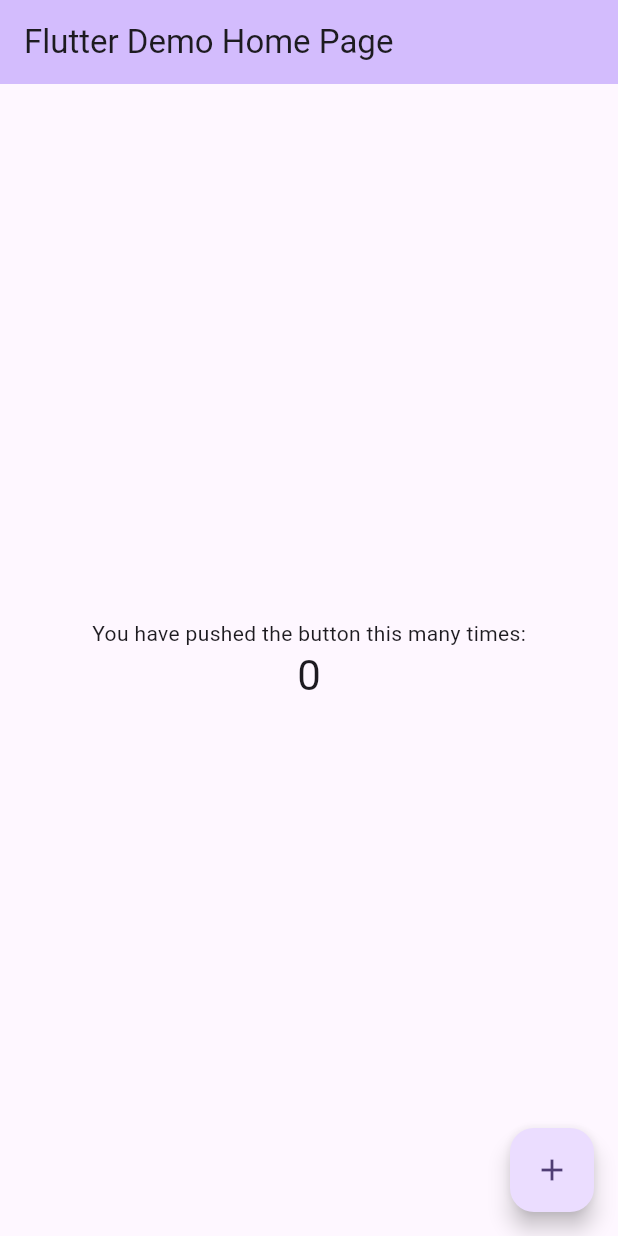
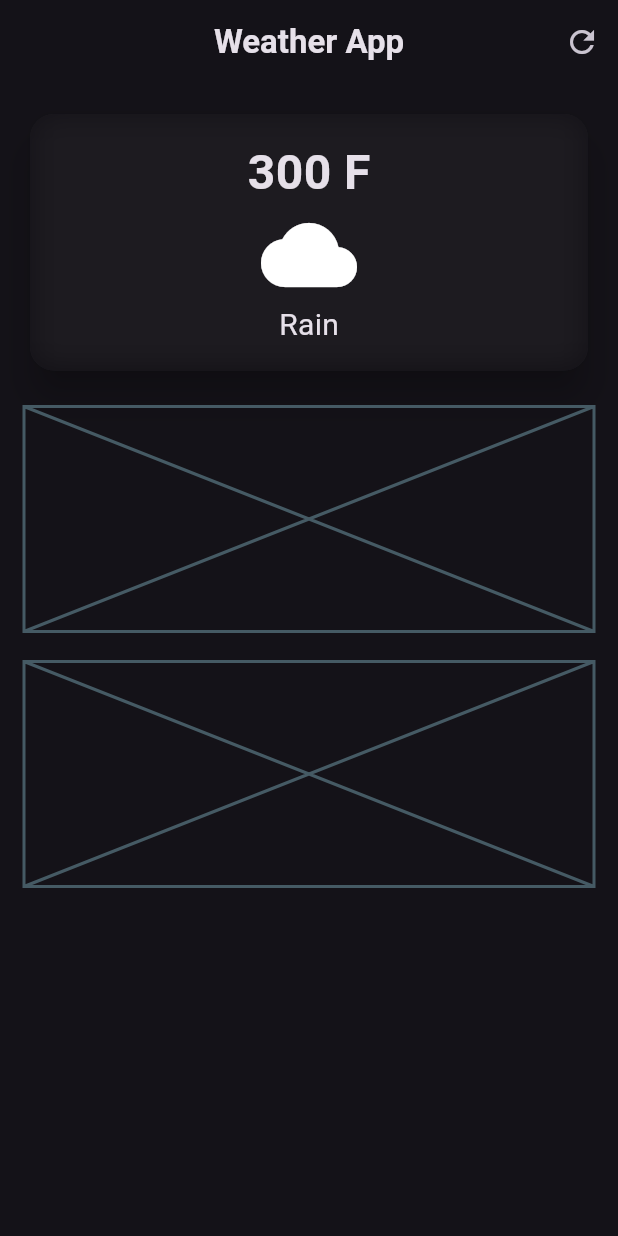
Before and after one commit to shayan-zaheer/FlutterCast, a Flutter app: the screen it shows after launch, on a phone screen of 412 x 824 dp. Run offline on Flutter 3.47's test engine with Material 3 defaults, Android fonts, the phone set to English and light mode, and no system bars.

Commit message:
Added weather widget

```diff
--- a/lib/main.dart
+++ b/lib/main.dart
@@ -1,125 +1,21 @@
-import 'package:flutter/material.dart';
+import "package:flutter/material.dart";
+import "package:fluttercast/weather_screen.dart";
 
-void main() {
+void main(){
     runApp(const MyApp());
 }
 
-class MyApp extends StatelessWidget {
+class MyApp extends StatelessWidget{
     const MyApp({super.key});
 
-  // This widget is the root of your application.
     @override
-  Widget build(BuildContext context) {
+    Widget build(BuildContext context){
         return MaterialApp(
-      title: 'Flutter Demo',
-      theme: ThemeData(
-        // This is the theme of your application.
-        //
-        // TRY THIS: Try running your application with "flutter run". You'll see
-        // the application has a purple toolbar. Then, without quitting the app,
-        // try changing the seedColor in the colorScheme below to Colors.green
-        // and then invoke "hot reload" (save your changes or press the "hot
-        // reload" button in a Flutter-supported IDE, or press "r" if you used
-        // the command line to start the app).
-        //
-        // Notice that the counter didn't reset back to zero; the application
-        // state is not lost during the reload. To reset the state, use hot
-        // restart instead.
-        //
-        // This works for code too, not just values: Most code changes can be
-        // tested with just a hot reload.
-        colorScheme: ColorScheme.fromSeed(seedColor: Colors.deepPurple),
+            debugShowCheckedModeBanner: false,
+            theme: ThemeData.dark(
                 useMaterial3: true,
             ),
-      home: const MyHomePage(title: 'Flutter Demo Home Page'),
+            home: const WeatherScreen(),
         );
     }
 }
-
-class MyHomePage extends StatefulWidget {
-  const MyHomePage({super.key, required this.title});
-
-  // This widget is the home page of your application. It is stateful, meaning
-  // that it has a State object (defined below) that contains fields that affect
-  // how it looks.
-
-  // This class is the configuration for the state. It holds the values (in this
-  // case the title) provided by the parent (in this case the App widget) and
-  // used by the build method of the State. Fields in a Widget subclass are
-  // always marked "final".
-
-  final String title;
-
-  @override
-  State<MyHomePage> createState() => _MyHomePageState();
-}
-
-class _MyHomePageState extends State<MyHomePage> {
-  int _counter = 0;
-
-  void _incrementCounter() {
-    setState(() {
-      // This call to setState tells the Flutter framework that something has
-      // changed in this State, which causes it to rerun the build method below
-      // so that the display can reflect the updated values. If we changed
-      // _counter without calling setState(), then the build method would not be
-      // called again, and so nothing would appear to happen.
-      _counter++;
-    });
-  }
-
-  @override
-  Widget build(BuildContext context) {
-    // This method is rerun every time setState is called, for instance as done
-    // by the _incrementCounter method above.
-    //
-    // The Flutter framework has been optimized to make rerunning build methods
-    // fast, so that you can just rebuild anything that needs updating rather
-    // than having to individually change instances of widgets.
-    return Scaffold(
-      appBar: AppBar(
-        // TRY THIS: Try changing the color here to a specific color (to
-        // Colors.amber, perhaps?) and trigger a hot reload to see the AppBar
-        // change color while the other colors stay the same.
-        backgroundColor: Theme.of(context).colorScheme.inversePrimary,
-        // Here we take the value from the MyHomePage object that was created by
-        // the App.build method, and use it to set our appbar title.
-        title: Text(widget.title),
-      ),
-      body: Center(
-        // Center is a layout widget. It takes a single child and positions it
-        // in the middle of the parent.
-        child: Column(
-          // Column is also a layout widget. It takes a list of children and
-          // arranges them vertically. By default, it sizes itself to fit its
-          // children horizontally, and tries to be as tall as its parent.
-          //
-          // Column has various properties to control how it sizes itself and
-          // how it positions its children. Here we use mainAxisAlignment to
-          // center the children vertically; the main axis here is the vertical
-          // axis because Columns are vertical (the cross axis would be
-          // horizontal).
-          //
-          // TRY THIS: Invoke "debug painting" (choose the "Toggle Debug Paint"
-          // action in the IDE, or press "p" in the console), to see the
-          // wireframe for each widget.
-          mainAxisAlignment: MainAxisAlignment.center,
-          children: <Widget>[
-            const Text(
-              'You have pushed the button this many times:',
-            ),
-            Text(
-              '$_counter',
-              style: Theme.of(context).textTheme.headlineMedium,
-            ),
-          ],
-        ),
-      ),
-      floatingActionButton: FloatingActionButton(
-        onPressed: _incrementCounter,
-        tooltip: 'Increment',
-        child: const Icon(Icons.add),
-      ), // This trailing comma makes auto-formatting nicer for build methods.
-    );
-  }
-}
--- /dev/null
+++ b/lib/weather_screen.dart
@@ -0,0 +1,91 @@
+import "dart:ui";
+import "package:flutter/material.dart";
+
+class WeatherScreen extends StatelessWidget {
+  const WeatherScreen({super.key});
+
+  @override
+  Widget build(BuildContext context) {
+    return Scaffold(
+        appBar: AppBar(
+            title: Text(
+                "Weather App",
+                style: TextStyle(
+                    fontWeight: FontWeight.bold,
+                )
+            ),
+            centerTitle: true,
+            actions: [
+                IconButton(
+                    onPressed:() {
+                      debugPrint("real");
+                    },
+                    icon: Icon(Icons.refresh),
+                ), // iconbutton gives padding by itself
+            ]
+        ),
+        body: Padding(
+          padding: const EdgeInsets.all(16),
+          child: Column(
+              children: [
+                  SizedBox(
+                  width: double.infinity,
+                    child: Card(
+                        shape: RoundedRectangleBorder(
+                            borderRadius: BorderRadius.circular(16),
+                        ),
+                        elevation: 10,
+                        child: ClipRRect(
+                            borderRadius: BorderRadius.circular(16),
+                          child: BackdropFilter(
+                              filter: ImageFilter.blur(
+                                  sigmaX: 10,
+                                  sigmaY: 10,
+                              ),
+                            child: Padding(
+                              padding: const EdgeInsets.all(16),
+                              child: Column(
+                                  children: [
+                                      Text(
+                                          "300 F",
+                                          style: TextStyle(
+                                              fontSize: 32,
+                                              fontWeight: FontWeight.bold,
+                                          ),
+                                      ),
+                                      Icon(
+                                          Icons.cloud,
+                                          size: 64
+                                      ),
+                                      Text(
+                                          "Rain",
+                                          style: TextStyle(
+                                              fontSize: 20,
+                                          )
+                                      )
+                                  ],
+                              ),
+                            ),
+                          ),
+                        )
+                    ),
+                  ),
+                  SizedBox(
+                      height: 20
+                  ),
+                  Placeholder(
+                      fallbackHeight: 150,
+                  ),
+                  SizedBox(
+                      height: 20
+                  ),
+                  Placeholder(
+                      fallbackHeight: 150,
+                  ),
+
+              ],
+          ),
+        )
+    );
+  }
+}
```
Lines whose indentation alone changed are shown as unchanged.
